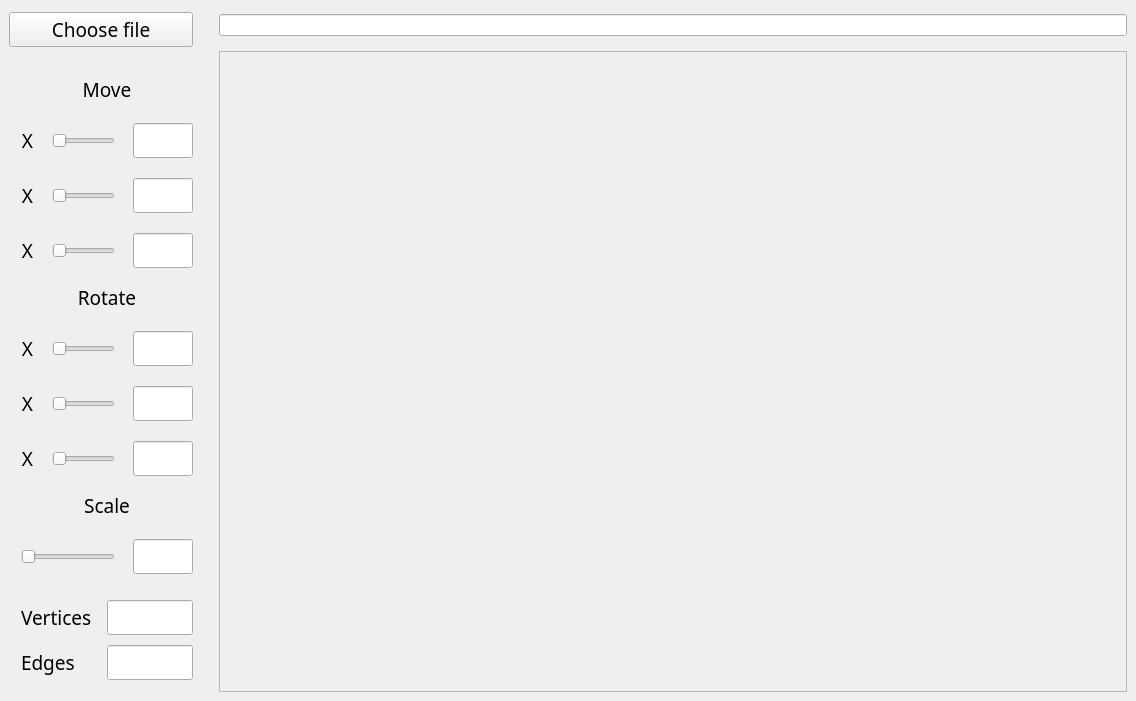
Old version of the form src/viewer/backup/mainwindow.ui in the repository GrusnyDance/3dViewer.
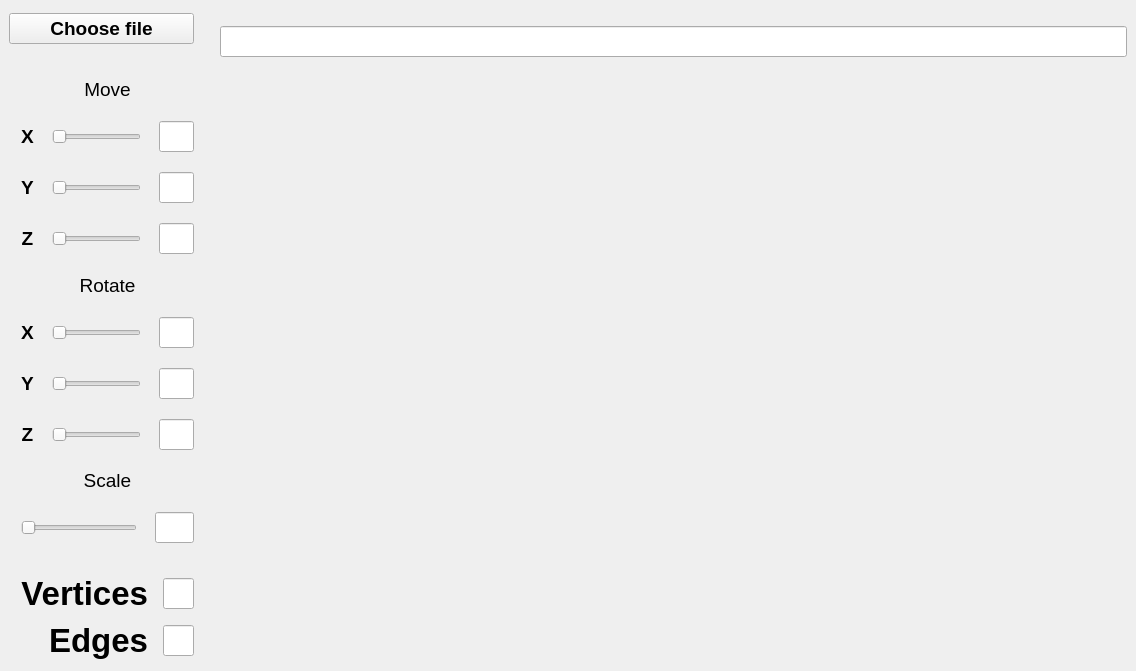
New version of the form.

The edit to the form file:
```diff
--- a/src/viewer/backup/mainwindow.ui
+++ b/src/viewer/backup/mainwindow.ui
@@ -7,7 +7,7 @@
     <x>0</x>
     <y>0</y>
     <width>1136</width>
-    <height>600</height>
+    <height>671</height>
    </rect>
   </property>
   <property name="windowTitle">
@@ -45,7 +45,7 @@
      </spacer>
     </item>
     <item row="4" column="0" rowspan="2">
-     <layout class="QGridLayout" name="gridLayout_2" rowstretch="0,0,0,0" columnstretch="1,10,1" columnminimumwidth="1,10,1">
+     <layout class="QGridLayout" name="gridLayout_2" rowstretch="0,0,0,0" columnstretch="1,10,4" columnminimumwidth="1,10,4">
       <property name="sizeConstraint">
        <enum>QLayout::SetDefaultConstraint</enum>
       </property>
@@ -77,7 +77,7 @@
         </property>
         <property name="font">
          <font>
-          <family>Sans Serif</family>
+          <family>Arial</family>
           <pointsize>14</pointsize>
          </font>
         </property>
@@ -87,12 +87,14 @@
        <widget class="QLabel" name="label_12">
         <property name="font">
          <font>
-          <family>Sans Serif</family>
+          <family>Arial</family>
           <pointsize>14</pointsize>
+          <bold>true</bold>
+          <stylestrategy>PreferAntialias</stylestrategy>
          </font>
         </property>
         <property name="text">
-         <string>X</string>
+         <string>Y</string>
         </property>
         <property name="alignment">
          <set>Qt::AlignCenter</set>
@@ -128,7 +130,7 @@
         </property>
         <property name="font">
          <font>
-          <family>Sans Serif</family>
+          <family>Arial</family>
           <pointsize>14</pointsize>
          </font>
         </property>
@@ -151,12 +153,14 @@
        <widget class="QLabel" name="label_11">
         <property name="font">
          <font>
-          <family>Sans Serif</family>
+          <family>Arial</family>
           <pointsize>14</pointsize>
+          <bold>true</bold>
+          <stylestrategy>PreferAntialias</stylestrategy>
          </font>
         </property>
         <property name="text">
-         <string>X</string>
+         <string>Z</string>
         </property>
         <property name="scaledContents">
          <bool>true</bool>
@@ -182,8 +186,10 @@
         </property>
         <property name="font">
          <font>
-          <family>Sans Serif</family>
+          <family>Arial</family>
           <pointsize>14</pointsize>
+          <bold>true</bold>
+          <stylestrategy>PreferAntialias</stylestrategy>
          </font>
         </property>
         <property name="text">
@@ -210,7 +216,7 @@
         </property>
         <property name="font">
          <font>
-          <family>Sans Serif</family>
+          <family>Arial</family>
           <pointsize>14</pointsize>
          </font>
         </property>
@@ -239,8 +245,9 @@
         </property>
         <property name="font">
          <font>
-          <family>Sans Serif</family>
+          <family>Arial</family>
           <pointsize>14</pointsize>
+          <stylestrategy>PreferAntialias</stylestrategy>
          </font>
         </property>
         <property name="text">
@@ -280,7 +287,7 @@
      </spacer>
     </item>
     <item row="7" column="0">
-     <layout class="QGridLayout" name="gridLayout_7" columnstretch="1,10,1" columnminimumwidth="1,10,1">
+     <layout class="QGridLayout" name="gridLayout_7" columnstretch="1,10,4" columnminimumwidth="1,10,4">
       <property name="leftMargin">
        <number>12</number>
       </property>
@@ -306,7 +313,7 @@
         </property>
         <property name="font">
          <font>
-          <family>Sans Serif</family>
+          <family>Arial</family>
           <pointsize>14</pointsize>
          </font>
         </property>
@@ -328,7 +335,7 @@
         </property>
         <property name="font">
          <font>
-          <family>Sans Serif</family>
+          <family>Arial</family>
           <pointsize>14</pointsize>
          </font>
         </property>
@@ -338,12 +345,14 @@
        <widget class="QLabel" name="label_15">
         <property name="font">
          <font>
-          <family>Sans Serif</family>
+          <family>Arial</family>
           <pointsize>14</pointsize>
+          <bold>true</bold>
+          <stylestrategy>PreferAntialias</stylestrategy>
          </font>
         </property>
         <property name="text">
-         <string>X</string>
+         <string>Z</string>
         </property>
         <property name="alignment">
          <set>Qt::AlignCenter</set>
@@ -367,8 +376,10 @@
        <widget class="QLabel" name="label_13">
         <property name="font">
          <font>
-          <family>Sans Serif</family>
+          <family>Arial</family>
           <pointsize>14</pointsize>
+          <bold>true</bold>
+          <stylestrategy>PreferAntialias</stylestrategy>
          </font>
         </property>
         <property name="text">
@@ -383,12 +394,14 @@
        <widget class="QLabel" name="label_14">
         <property name="font">
          <font>
-          <family>Sans Serif</family>
+          <family>Arial</family>
           <pointsize>14</pointsize>
+          <bold>true</bold>
+          <stylestrategy>PreferAntialias</stylestrategy>
          </font>
         </property>
         <property name="text">
-         <string>X</string>
+         <string>Y</string>
         </property>
         <property name="alignment">
          <set>Qt::AlignCenter</set>
@@ -411,7 +424,7 @@
         </property>
         <property name="font">
          <font>
-          <family>Sans Serif</family>
+          <family>Arial</family>
           <pointsize>14</pointsize>
          </font>
         </property>
@@ -453,8 +466,9 @@
         </property>
         <property name="font">
          <font>
-          <family>Sans Serif</family>
+          <family>Arial</family>
           <pointsize>14</pointsize>
+          <stylestrategy>PreferAntialias</stylestrategy>
          </font>
         </property>
         <property name="text">
@@ -481,7 +495,7 @@
      </spacer>
     </item>
     <item row="9" column="0">
-     <layout class="QGridLayout" name="gridLayout_8" columnstretch="10,1" columnminimumwidth="10,1">
+     <layout class="QGridLayout" name="gridLayout_8" columnstretch="12,4" columnminimumwidth="12,4">
       <property name="leftMargin">
        <number>12</number>
       </property>
@@ -520,7 +534,7 @@
         </property>
         <property name="font">
          <font>
-          <family>Sans Serif</family>
+          <family>Arial</family>
           <pointsize>14</pointsize>
          </font>
         </property>
@@ -536,8 +550,9 @@
         </property>
         <property name="font">
          <font>
-          <family>Sans Serif</family>
+          <family>Arial</family>
           <pointsize>14</pointsize>
+          <stylestrategy>PreferAntialias</stylestrategy>
          </font>
         </property>
         <property name="text">
@@ -566,8 +581,10 @@
       </property>
       <property name="font">
        <font>
-        <family>Sans Serif</family>
+        <family>Arial</family>
         <pointsize>14</pointsize>
+        <bold>true</bold>
+        <stylestrategy>PreferAntialias</stylestrategy>
        </font>
       </property>
       <property name="text">
@@ -576,7 +593,7 @@
      </widget>
     </item>
     <item row="11" column="0">
-     <layout class="QGridLayout" name="gridLayout_3" rowstretch="10,4,10" columnstretch="1,10" rowminimumheight="10,4,10" columnminimumwidth="1,10">
+     <layout class="QGridLayout" name="gridLayout_3" rowstretch="10,4" columnstretch="1,10" rowminimumheight="10,4" columnminimumwidth="1,10">
       <property name="leftMargin">
        <number>12</number>
       </property>
@@ -590,7 +607,7 @@
        <widget class="QLineEdit" name="lineEdit_8">
         <property name="font">
          <font>
-          <family>Sans Serif</family>
+          <family>Arial</family>
           <pointsize>14</pointsize>
          </font>
         </property>
@@ -600,7 +617,7 @@
        <widget class="QLineEdit" name="lineEdit_9">
         <property name="font">
          <font>
-          <family>Sans Serif</family>
+          <family>Arial</family>
           <pointsize>14</pointsize>
          </font>
         </property>
@@ -610,26 +627,43 @@
        <widget class="QLabel" name="label_3">
         <property name="font">
          <font>
-          <family>Sans Serif</family>
-          <pointsize>14</pointsize>
+          <family>Arial</family>
+          <pointsize>25</pointsize>
+          <bold>true</bold>
          </font>
         </property>
+        <property name="lineWidth">
+         <number>0</number>
+        </property>
         <property name="text">
          <string>Edges</string>
         </property>
+        <property name="textFormat">
+         <enum>Qt::AutoText</enum>
+        </property>
+        <property name="alignment">
+         <set>Qt::AlignRight|Qt::AlignTrailing|Qt::AlignVCenter</set>
+        </property>
+        <property name="margin">
+         <number>0</number>
+        </property>
        </widget>
       </item>
       <item row="0" column="0">
        <widget class="QLabel" name="label_2">
         <property name="font">
          <font>
-          <family>Sans Serif</family>
-          <pointsize>14</pointsize>
+          <family>Arial</family>
+          <pointsize>25</pointsize>
+          <bold>true</bold>
          </font>
         </property>
         <property name="text">
          <string>Vertices</string>
         </property>
+        <property name="alignment">
+         <set>Qt::AlignRight|Qt::AlignTrailing|Qt::AlignVCenter</set>
+        </property>
        </widget>
       </item>
      </layout>
@@ -656,7 +690,7 @@
        <number>20</number>
       </property>
       <property name="topMargin">
-       <number>2</number>
+       <number>13</number>
       </property>
       <property name="rightMargin">
        <number>0</number>
@@ -667,24 +701,18 @@
       <property name="verticalSpacing">
        <number>15</number>
       </property>
-      <item row="1" column="0">
-       <widget class="QFrame" name="frame">
-        <property name="sizePolicy">
-         <sizepolicy hsizetype="Expanding" vsizetype="Preferred">
-          <horstretch>0</horstretch>
-          <verstretch>0</verstretch>
-         </sizepolicy>
-        </property>
-        <property name="frameShape">
-         <enum>QFrame::StyledPanel</enum>
-        </property>
-        <property name="frameShadow">
-         <enum>QFrame::Raised</enum>
+      <item row="0" column="0">
+       <widget class="QLineEdit" name="FileName">
+        <property name="font">
+         <font>
+          <family>Arial</family>
+          <pointsize>14</pointsize>
+         </font>
         </property>
        </widget>
       </item>
-      <item row="0" column="0">
-       <widget class="QLineEdit" name="lineEdit_10"/>
+      <item row="1" column="0">
+       <widget class="QWidget" name="widget" native="true"/>
       </item>
      </layout>
     </item>
```
Left out of the diff: 6 changed lines with no effect on the pictures.
